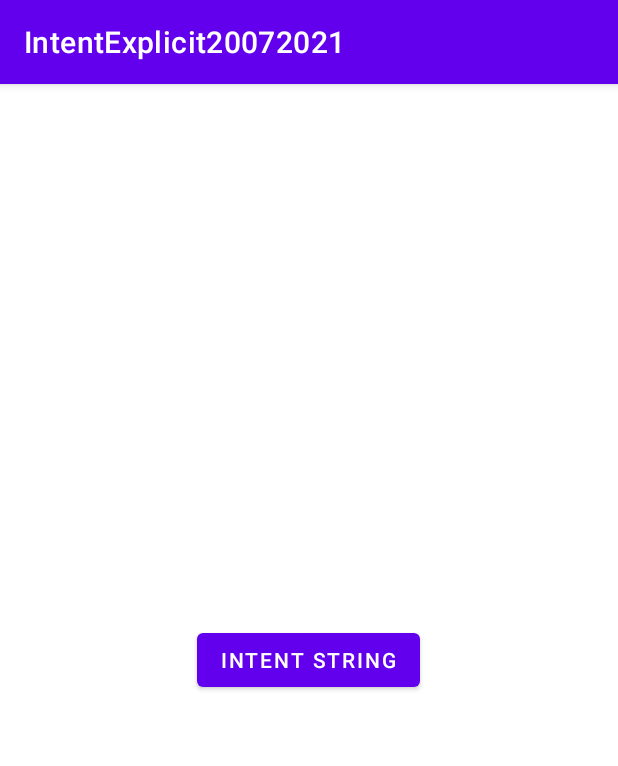
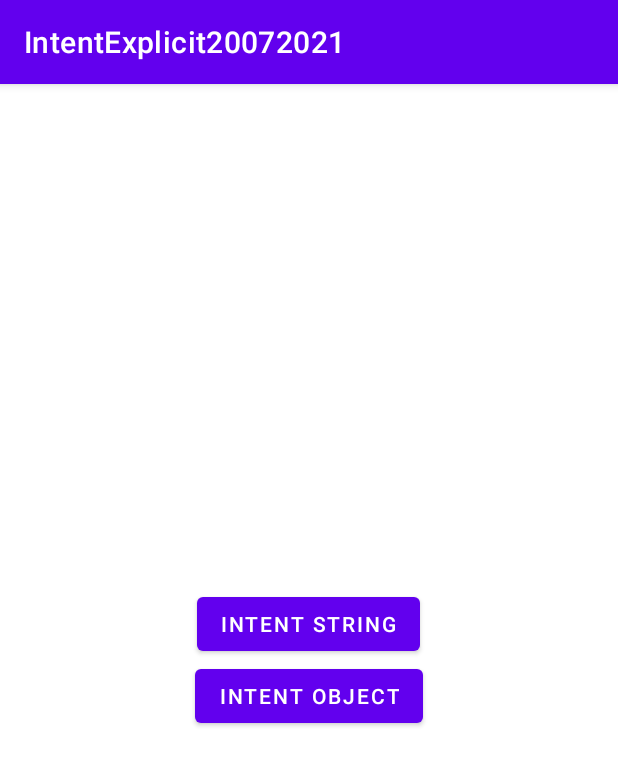
Before and after one commit to phamtanphat/IntentExplicit20072021, an Android app: the screen it shows after launch (MainActivity), on a phone screen of 412 x 824 dp. Shown: the top 766 px of the screen. Run offline under Robolectric (Android 15) with nearby library versions, the phone set to English and light mode, and no system bars.

Commit message:
object serializable

```diff
--- a/app/src/main/res/layout/activity_main.xml
+++ b/app/src/main/res/layout/activity_main.xml
@@ -14,5 +14,10 @@
         android:text="Intent String"
         android:layout_width="wrap_content"
         android:layout_height="wrap_content"/>
+    <Button
+        android:id="@+id/buttonIntentObject"
+        android:text="Intent Object"
+        android:layout_width="wrap_content"
+        android:layout_height="wrap_content"/>
 
 </LinearLayout>
```
Also changed, not shown: app/src/main/java/com/example/intentexplicit20072021/MainActivity.java (+13 -0 lines), app/src/main/java/com/example/intentexplicit20072021/MainActivity2.java (+18 -6 lines), app/src/main/java/com/example/intentexplicit20072021/User.java (added, +21 -0 lines).
